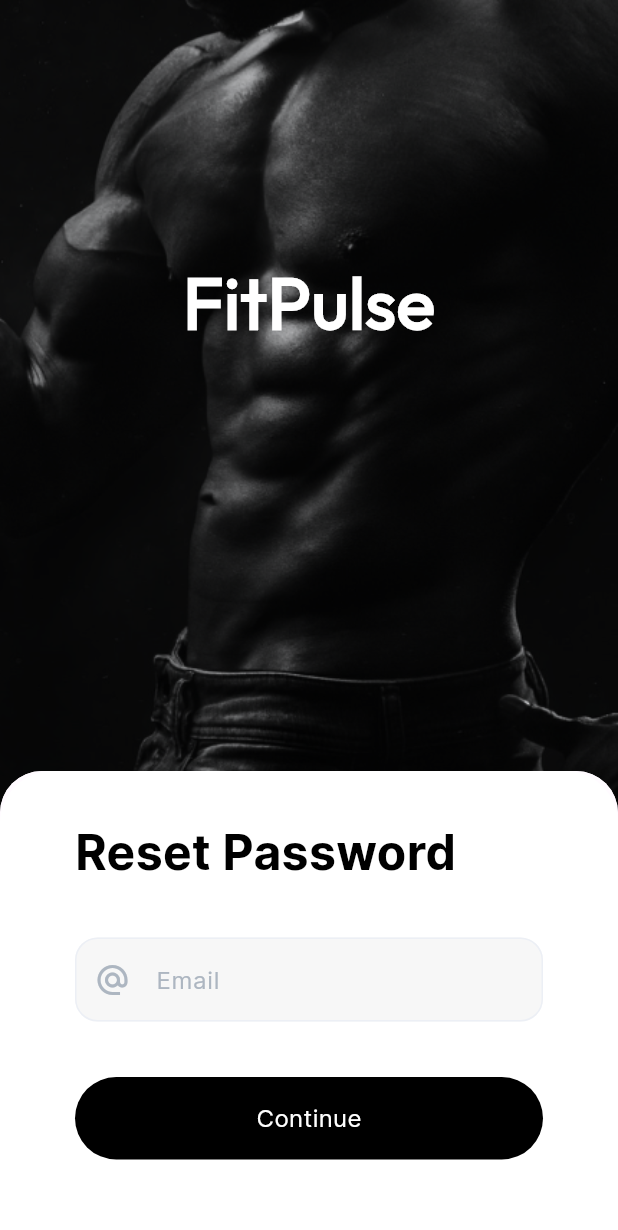
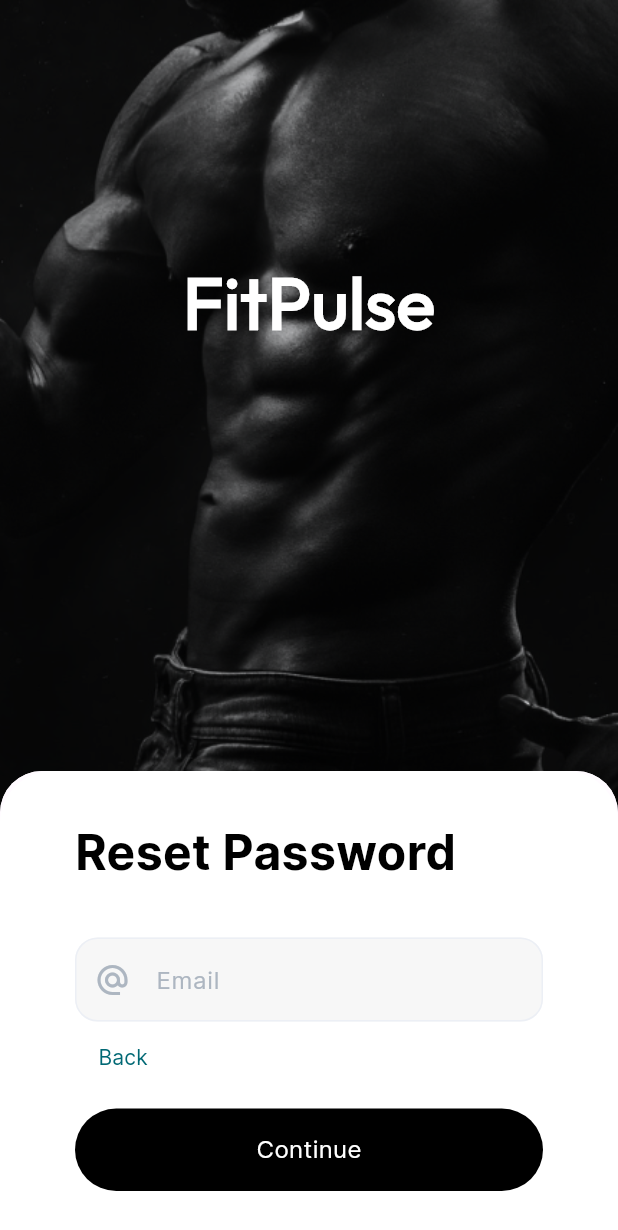
Before and after one commit to aniketujgare/FitPulse, a Flutter app: the ResetPasswordPage screen opened by its route, after a tap on "Continue", on a phone screen of 412 x 824 dp. Shown: the top 1230 px of the screen. Run offline on Flutter 3.47's test engine with Material 2 defaults, Android fonts, the phone set to English and light mode, and no system bars; drawn by our look-alikes of dynamic_color; our stand-ins replace appwrite, equatable, flutter_bloc, go_router.

Commit message:
Reset Account

```diff
--- a/lib/src/presentation/blocs/auth_bloc/auth_bloc.dart
+++ b/lib/src/presentation/blocs/auth_bloc/auth_bloc.dart
@@ -53,6 +53,7 @@
       }
     });
     on<DispatchResetAccountEvent>((event, emit) {
+      authRepository.resetPasswoord();
       // authRepository.login(email: event.email, password: event.password);
     });
     on<CreateAccountEvent>((event, emit) {
--- a/lib/src/presentation/views/reset_password_page.dart
+++ b/lib/src/presentation/views/reset_password_page.dart
@@ -6,6 +6,7 @@
 
 import '../blocs/auth_bloc/auth_bloc.dart';
 import '../widgets/text_formfield_fit_pulse.dart';
+import 'package:appwrite/appwrite.dart';
 
 class ResetPasswordPage extends StatefulWidget {
   const ResetPasswordPage({super.key});
@@ -60,13 +61,13 @@
                         icon: const Icon(Icons.alternate_email),
                         textFieldController: emailController,
                       ),
-                      const SizedBox(height: 37),
+                      TextButton(
+                          onPressed: () => BlocProvider.of<AuthBloc>(context)
+                              .add(AuthInitializeEvent()),
+                          child: Text('Back')),
+                      const SizedBox(height: 10),
                       FitPulseButton(
-                          onTap: () {
-                            context
-                                .read<AuthBloc>()
-                                .emit(AuthUnauthenticated());
-                          },
+                          onTap: onResetButtonPressed,
                           text: 'Continue',
                           fontSize: 16,
                           height: 55,
```
Also changed, not shown: lib/src/data/repositories/auth_repository.dart (+13 -0 lines).
